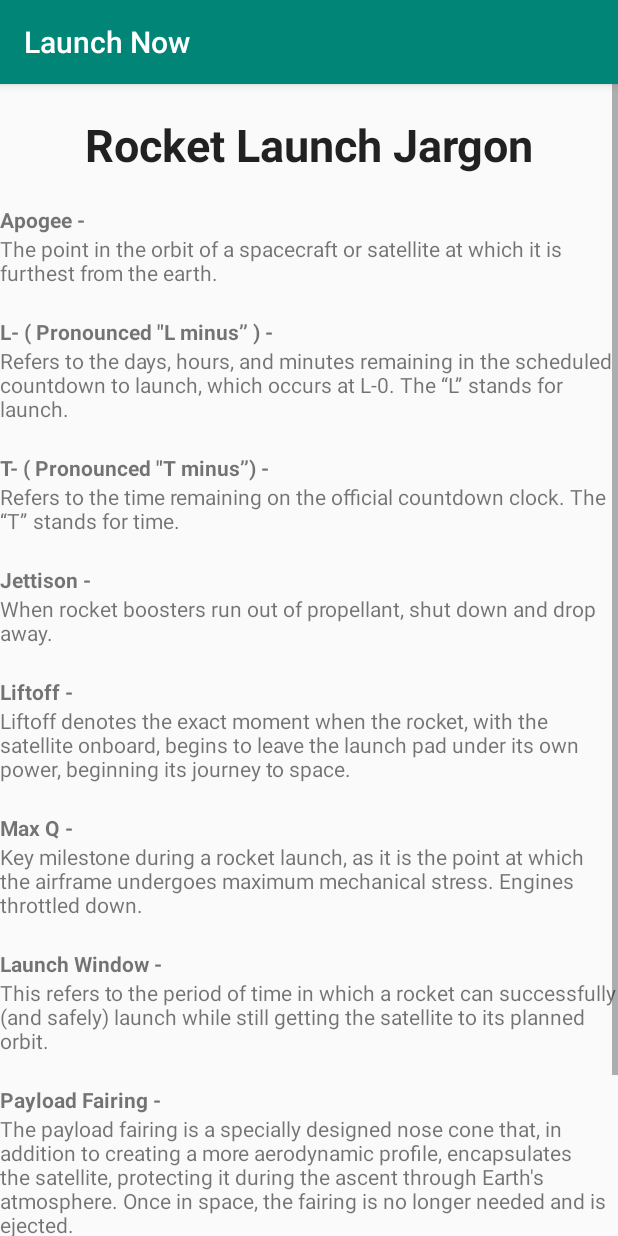
After one commit to petrasonic/launch-now-android, an Android app: the RocketJargon screen opened directly, with no data from a screen before it, on a phone screen of 412 x 824 dp. The commit adds this screen. Run offline under Robolectric (Android 15) with nearby library versions, the phone set to English and light mode, and no system bars; network calls fail.

Commit message:
Rocket jargon activity page.

```diff
--- a/app/src/main/AndroidManifest.xml
+++ b/app/src/main/AndroidManifest.xml
@@ -15,6 +15,7 @@
             <intent-filter>
                 android:theme="@android:style/Theme.NoTitleBar.Fullscreen">
                 <action android:name="android.intent.action.MAIN" />
+
                 <category android:name="android.intent.category.DEFAULT" />
                 <category android:name="android.intent.category.LAUNCHER" />
             </intent-filter>
@@ -22,10 +23,10 @@
         <activity android:name=".MainActivity">
             <meta-data
                 android:name="android.app.searchable"
-                android:resource="@xml/searchable">
-            </meta-data>
+                android:resource="@xml/searchable"></meta-data>
         </activity>
-        <activity android:name=".DetailedLaunchActivity"></activity>
+        <activity android:name=".DetailedLaunchActivity" />
+        <activity android:name=".RocketJargon"></activity>
     </application>
 
 </manifest>
--- /dev/null
+++ b/app/src/main/java/spaceappsottawa/launchnow/RocketJargon.java
@@ -0,0 +1,13 @@
+package spaceappsottawa.launchnow;
+
+import android.support.v7.app.AppCompatActivity;
+import android.os.Bundle;
+
+public class RocketJargon extends AppCompatActivity {
+
+    @Override
+    protected void onCreate(Bundle savedInstanceState) {
+        super.onCreate(savedInstanceState);
+        setContentView(R.layout.activity_rocket_jargon);
+    }
+}
--- /dev/null
+++ b/app/src/main/res/layout/activity_rocket_jargon.xml
@@ -0,0 +1,159 @@
+<?xml version="1.0" encoding="utf-8"?>
+
+<ScrollView
+    xmlns:android="http://schemas.android.com/apk/res/android"
+    xmlns:app="http://schemas.android.com/apk/res-auto"
+    xmlns:tools="http://schemas.android.com/tools"
+    android:layout_width="match_parent"
+    android:layout_height="match_parent"
+    tools:context=".MainActivity"
+    tools:layout_editor_absoluteY="25dp">
+
+
+    <LinearLayout
+        android:layout_width="wrap_content"
+        android:layout_height="wrap_content"
+        android:orientation="vertical"
+        tools:layout_editor_absoluteX="8dp"
+        tools:layout_editor_absoluteY="8dp">
+
+        <TextView
+            android:id="@+id/textView"
+            android:layout_width="match_parent"
+            android:layout_height="wrap_content"
+            android:layout_marginTop="20dp"
+            android:gravity="center"
+            android:text="Rocket Launch Jargon"
+            android:textAppearance="?android:attr/textAppearanceLarge"
+            android:textSize="30dp"
+            android:textStyle="bold" />
+
+        <TextView
+            android:id="@+id/textView5"
+            android:layout_width="match_parent"
+            android:layout_height="wrap_content"
+            android:layout_marginTop="20dp"
+            android:text="Apogee -"
+            android:textStyle="bold" />
+
+        <TextView
+            android:id="@+id/textView6"
+            android:layout_width="match_parent"
+            android:layout_height="wrap_content"
+            android:text="The point in the orbit of a spacecraft or satellite at which it is furthest from the earth." />
+
+        <TextView
+            android:id="@+id/textView7"
+            android:layout_width="match_parent"
+            android:layout_height="wrap_content"
+            android:layout_marginTop="20dp"
+            android:text='L- ( Pronounced "L minus” ) -'
+            android:textStyle="bold" />
+
+        <TextView
+            android:id="@+id/textView8"
+            android:layout_width="match_parent"
+            android:layout_height="wrap_content"
+            android:text="Refers to the days, hours, and minutes remaining in the scheduled countdown to launch, which occurs at L-0. The “L” stands for launch." />
+
+        <TextView
+            android:id="@+id/textView9"
+            android:layout_width="match_parent"
+            android:layout_height="wrap_content"
+            android:layout_marginTop="20dp"
+            android:text='T- ( Pronounced "T minus”) -'
+            android:textStyle="bold" />
+
+        <TextView
+            android:id="@+id/textView10"
+            android:layout_width="match_parent"
+            android:layout_height="wrap_content"
+            android:text="Refers to the time remaining on the official countdown clock. The “T” stands for time." />
+
+        <TextView
+            android:id="@+id/textView11"
+            android:layout_width="match_parent"
+            android:layout_height="wrap_content"
+            android:layout_marginTop="20dp"
+            android:text="Jettison -"
+            android:textStyle="bold" />
+
+        <TextView
+            android:id="@+id/textView12"
+            android:layout_width="match_parent"
+            android:layout_height="wrap_content"
+            android:text="When rocket boosters run out of propellant, shut down and drop away." />
+
+        <TextView
+            android:id="@+id/textView13"
+            android:layout_width="match_parent"
+            android:layout_height="wrap_content"
+            android:layout_marginTop="20dp"
+            android:text="Liftoff -"
+            android:textStyle="bold" />
+
+        <TextView
+            android:id="@+id/textView14"
+            android:layout_width="match_parent"
+            android:layout_height="wrap_content"
+            android:text="Liftoff denotes the exact moment when the rocket, with the satellite onboard, begins to leave the launch pad under its own power, beginning its journey to space." />
+
+        <TextView
+            android:id="@+id/textView15"
+            android:layout_width="match_parent"
+            android:layout_height="wrap_content"
+            android:layout_marginTop="20dp"
+            android:text="Max Q -"
+            android:textStyle="bold" />
+
+        <TextView
+            android:id="@+id/textView16"
+            android:layout_width="match_parent"
+            android:layout_height="wrap_content"
+            android:text="Key milestone during a rocket launch, as it is the point at which the airframe undergoes maximum mechanical stress. Engines throttled down." />
+
+        <TextView
+            android:id="@+id/textView17"
+            android:layout_width="match_parent"
+            android:layout_height="wrap_content"
+            android:layout_marginTop="20dp"
+            android:text="Launch Window -"
+            android:textStyle="bold" />
+
+        <TextView
+            android:id="@+id/textView18"
+            android:layout_width="match_parent"
+            android:layout_height="wrap_content"
+            android:text="This refers to the period of time in which a rocket can successfully (and safely) launch while still getting the satellite to its planned orbit." />
+
+        <TextView
+            android:id="@+id/textView19"
+            android:layout_width="match_parent"
+            android:layout_height="wrap_content"
+            android:layout_marginTop="20dp"
+            android:text="Payload Fairing -"
+            android:textStyle="bold" />
+
+        <TextView
+            android:id="@+id/textView20"
+            android:layout_width="match_parent"
+            android:layout_height="wrap_content"
+            android:text="The payload fairing is a specially designed nose cone that, in addition to creating a more aerodynamic profile, encapsulates the satellite, protecting it during the ascent through Earth's atmosphere. Once in space, the fairing is no longer needed and is ejected.
+" />
+
+        <TextView
+            android:id="@+id/textView21"
+            android:layout_width="match_parent"
+            android:layout_height="wrap_content"
+            android:layout_marginTop="20dp"
+            android:text="Terminal Countdown -"
+            android:textStyle="bold" />
+
+        <TextView
+            android:id="@+id/textView22"
+            android:layout_width="match_parent"
+            android:layout_height="wrap_content"
+            android:text="Occurring only minutes before scheduled liftoff, this is when launch operations are transferred from human control to pre-programmed computer systems. At this point, automated launch sequences initiate. This process can only begin after the flight director deems the launch a go." />
+
+    </LinearLayout>
+</ScrollView>
```
Also changed, not shown: app/src/main/res/drawable/launchdiagram.jpg (added), app/src/main/res/layout/activity_splash.xml (line endings or trailing spaces).
